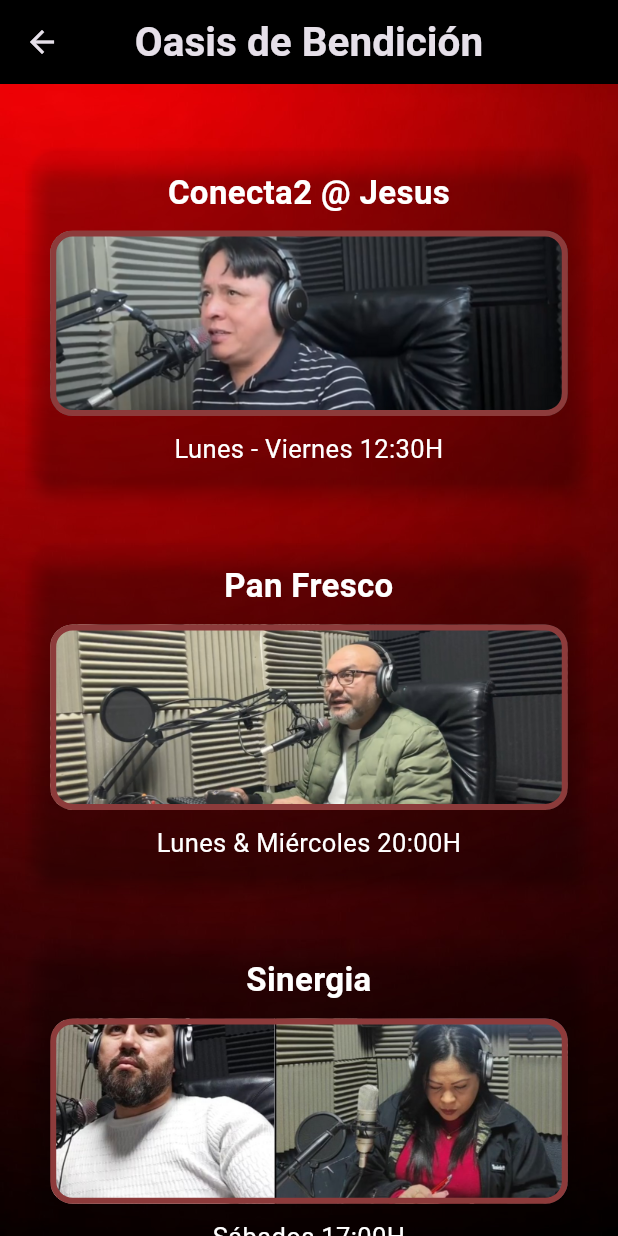
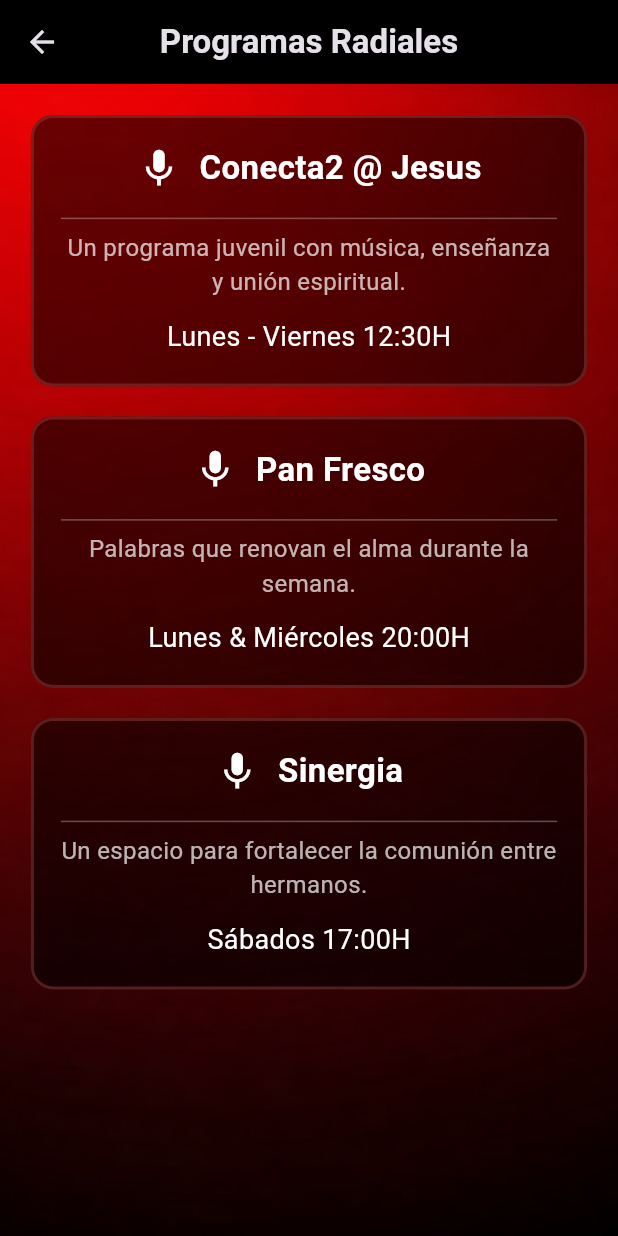
Before and after one commit to madaipsantos/oasis-de-bendicion-app-android, a Flutter app: the RadioProgramsScreen screen opened by its route, on a phone screen of 412 x 824 dp. Run offline on Flutter 3.47's test engine with Material 3 defaults, Android fonts, the phone set to English and light mode, and no system bars; our stand-ins replace audio_service, just_audio, material_design_icons_flutter, package_info_plus, permission_handler, youtube_player_flutter; missing offline and left inert: audio_session, disable_battery_optimizations_latest; network calls fail.

Commit message:
style: atyle App

```diff
--- a/lib/presentation/screens/church_contacts_screen.dart
+++ b/lib/presentation/screens/church_contacts_screen.dart
@@ -9,6 +9,7 @@ const Color kCardColor = Color.fromARGB(255, 141, 59, 59); // Cor principal
 const Color kButtonColor = Colors.red;
 const double kScreenPadding = 20.0;
 const double kCardBorderRadius = 10.0; // Mantendo o valor do layout base (10.0)
+const double kAppBarFontSize = 24.0; // Reducido para que sea igual al tamaño por defecto
 const String kPhoneUrl = "tel:+34614126301";
 
 /// Tela dedicada aos Contatos e Redes Sociais da Igreja.
@@ -22,11 +23,8 @@ class ContactScreen extends StatelessWidget {
     return Scaffold(
       appBar: AppBar(
         title: const Text(
-          "Contato e Redes",
-          style: TextStyle(
-            fontWeight: FontWeight.bold,
-            color: Colors.white,
-          ),
+          "Contato e Redes (Iglesia)",
+          style: TextStyle(fontWeight: FontWeight.bold),
         ),
         backgroundColor: Colors.black,
         elevation: 0,
--- a/lib/presentation/screens/radio_contacts_screen.dart
+++ b/lib/presentation/screens/radio_contacts_screen.dart
@@ -22,7 +22,7 @@ class ContactsRadioScreen extends StatelessWidget {
     return Scaffold(
       appBar: AppBar(
         title: const Text(
-          "Contato e Redes",
+          "Contato e Redes (Radio)",
           style: TextStyle(
             fontWeight: FontWeight.bold,
             color: Colors.white,
--- a/lib/presentation/screens/radio_main_screen.dart
+++ b/lib/presentation/screens/radio_main_screen.dart
@@ -83,7 +83,7 @@ class _RadioMainScreenState extends State<RadioMainScreen>
         title: "Programas Radiales",
         icon: Icons.calendar_month,
         onTap: () {
-          Navigator.pushNamed(context, AppRouter.services);
+          Navigator.pushNamed(context, AppRouter.radioPrograms);
         },
       ),
       RadioAction(
@@ -283,7 +283,6 @@ class _RadioMainScreenState extends State<RadioMainScreen>
               image: DecorationImage(
                 image: AssetImage(kRadioBackgroundImage),
                 fit: BoxFit.cover,
-                colorFilter: ColorFilter.mode(Colors.black54, BlendMode.darken),
               ),
             ),
           ),
@@ -415,7 +414,7 @@ class _RadioMainScreenState extends State<RadioMainScreen>
                   color: provider.isPlaying
                     ? Color.lerp(
                         Colors.redAccent,              // Color principal de la app
-                        const Color.fromARGB(255, 141, 59, 59), // kBorderColor de la app
+                        const Color.fromARGB(255, 239, 139, 139), // kBorderColor de la app
                         _pulseAnimation.value,
                       )
                     : Colors.redAccent, // Color normal cuando está parado
@@ -423,7 +422,7 @@ class _RadioMainScreenState extends State<RadioMainScreen>
               );
             },
           ),
-          const SizedBox(height: 10),
+          const SizedBox(height: 5),
           const Text(
             'Reproduciendo:',
             style: TextStyle(fontSize: 16.0, fontWeight: FontWeight.bold, color: Colors.white),
@@ -440,8 +439,8 @@ class _RadioMainScreenState extends State<RadioMainScreen>
                     begin: Alignment.topLeft,
                     end: Alignment.bottomRight,
                     colors: [
-                      Colors.black.withOpacity(0.7),
-                      Colors.black.withOpacity(0.5),
+                      Colors.black.withOpacity(0.10),
+                      Colors.black.withOpacity(0.10),
                     ],
                   ),
                   borderRadius: BorderRadius.circular(kCardRadius),
--- a/lib/presentation/screens/radio_programs_screen.dart
+++ b/lib/presentation/screens/radio_programs_screen.dart
@@ -1,15 +1,9 @@
 import 'package:flutter/material.dart';
 
-// Constants
 const double kCardRadius = 15.0;
-const double kCardBorder = 4.0;
-const double kAppBarFontSize = 27.0;
-const double kTitleFontSize = 22.0;
-const double kTextFontSize = 17.0;
-const double kTimeFontSize = 17.0;
+const double kAppBarFontSize = 24.0;
 const Color kBorderColor = Color.fromARGB(255, 141, 59, 59);
 
-/// Screen that displays the main radio programs and their schedules.
 class RadioProgramsScreen extends StatefulWidget {
   const RadioProgramsScreen({super.key});
 
@@ -20,149 +14,107 @@ class RadioProgramsScreen extends StatefulWidget {
 class _RadioProgramsScreenState extends State<RadioProgramsScreen> {
   @override
   Widget build(BuildContext context) {
-    final double screenWidth = MediaQuery.of(context).size.width;
-    final double screenHeight = MediaQuery.of(context).size.height;
-    final double cardTop = screenHeight * 0.03;
-    final double cardSide = screenWidth * 0.04;
-    final double cardHeight = screenHeight * 0.15;
-    final double textWidth = screenWidth * 0.90;
+    final width = MediaQuery.of(context).size.width;
 
     return Scaffold(
-      backgroundColor: Colors.grey[200],
       appBar: AppBar(
         title: const Text(
-          "Oasis de Bendición",
-          style: TextStyle(fontSize: kAppBarFontSize, fontWeight: FontWeight.bold),
+          "Programas Radiales",
+          style: TextStyle(fontWeight: FontWeight.bold),
         ),
         backgroundColor: Colors.black,
+        centerTitle: true,
         elevation: 0,
-        centerTitle: true,
       ),
+
       body: Stack(
         children: [
-          // Background image
           Container(
             decoration: const BoxDecoration(
               image: DecorationImage(
-                image: AssetImage('assets/back.jpg'),
+                image: AssetImage("assets/back.jpg"),
                 fit: BoxFit.cover,
               ),
             ),
           ),
-          // Scrollable content with radio program cards
-          Positioned(
-            top: cardTop,
-            left: cardSide,
-            right: cardSide,
-            bottom: 0,
+
+          Padding(
+            padding: EdgeInsets.all(width * 0.05),
             child: SingleChildScrollView(
               child: Column(
                 children: [
                   _buildProgramCard(
                     title: "Conecta2 @ Jesus",
-                    imagePath: "assets/conectados.png",
+                    description: "Un programa juvenil con música, enseñanza y unión espiritual.",
                     time: "Lunes - Viernes 12:30H",
-                    cardHeight: cardHeight,
-                    textWidth: textWidth,
                   ),
                   _buildProgramCard(
                     title: "Pan Fresco",
-                    imagePath: "assets/panFresco.jpg",
+                    description: "Palabras que renovan el alma durante la semana.",
                     time: "Lunes & Miércoles 20:00H",
-                    cardHeight: cardHeight,
-                    textWidth: textWidth,
                   ),
                   _buildProgramCard(
                     title: "Sinergia",
-                    imagePath: "assets/synergia.jpg",
+                    description: "Un espacio para fortalecer la comunión entre hermanos.",
                     time: "Sábados 17:00H",
-                    cardHeight: cardHeight,
-                    textWidth: textWidth,
                   ),
-                  const SizedBox(height: 20),
                 ],
               ),
             ),
+          )
+        ],
+      ),
+    );
+  }
+
+  Widget _buildProgramCard({
+    required String title,
+    required String time,
+    required String description,
+  }) {
+    return Container(
+      padding: const EdgeInsets.all(18),
+      margin: const EdgeInsets.only(bottom: 20),
+      decoration: BoxDecoration(
+        color: Colors.black.withOpacity(0.55),
+        borderRadius: BorderRadius.circular(kCardRadius),
+        border: Border.all(color: kBorderColor.withOpacity(0.5), width: 2),
+      ),
+      child: Column(
+        children: [
+          Row(
+            mainAxisAlignment: MainAxisAlignment.center,
+            children: [
+              const Icon(Icons.mic, color: Colors.white, size: 30),
+              const SizedBox(width: 12),
+              Text(
+                title,
+                style: const TextStyle(
+                  color: Colors.white,
+                  fontSize: 22,
+                  fontWeight: FontWeight.bold,
+                ),
+              ),
+            ],
+          ),
+
+          const SizedBox(height: 10),
+          Divider(color: Colors.white.withOpacity(0.3)),
+
+          Text(
+            description,
+            style: const TextStyle(color: Colors.white70, fontSize: 16),
+            textAlign: TextAlign.center,
+          ),
+
+          const SizedBox(height: 12),
+
+          Text(
+            time,
+            style: const TextStyle(color: Colors.white, fontSize: 18),
           ),
         ],
       ),
     );
   }
-
-  /// Builds a card for each radio program, displaying title, image, and time.
-  Widget _buildProgramCard({
-    required String title,
-    required String imagePath,
-    String? description,
-    required String time,
-    required double cardHeight,
-    required double textWidth,
-  }) {
-    return Card(
-      color: Colors.black.withOpacity(0.01),
-      shape: RoundedRectangleBorder(
-        borderRadius: BorderRadius.circular(kCardRadius),
-      ),
-      margin: const EdgeInsets.symmetric(vertical: 20, horizontal: 5),
-      elevation: 5,
-      child: Padding(
-        padding: const EdgeInsets.all(12.0),
-        child: Column(
-          children: [
-            Center(
-              child: Text(
-                title,
-                style: const TextStyle(
-                  fontSize: kTitleFontSize,
-                  color: Colors.white,
-                  fontWeight: FontWeight.bold,
-                ),
-                textAlign: TextAlign.center,
-              ),
-            ),
-            const SizedBox(height: 10),
-            Container(
-              width: double.infinity,
-              height: cardHeight,
-              decoration: BoxDecoration(
-                borderRadius: BorderRadius.circular(kCardRadius),
-                border: Border.all(
-                  color: kBorderColor,
-                  width: kCardBorder,
-                ),
-                image: DecorationImage(
-                  image: AssetImage(imagePath),
-                  fit: BoxFit.cover,
-                ),
-              ),
-            ),
-            if (description != null) ...[
-              const SizedBox(height: 10),
-              SizedBox(
-                width: textWidth,
-                child: Text(
-                  description,
-                  style: const TextStyle(fontSize: kTextFontSize, color: Colors.white),
-                  textAlign: TextAlign.center,
-                  softWrap: true,
-                ),
-              ),
-            ],
-            const SizedBox(height: 10),
-            Center(
-              child: Text(
-                time,
-                style: const TextStyle(
-                  fontSize: kTimeFontSize,
-                  color: Colors.white,
-                  fontWeight: FontWeight.normal,
-                ),
-                textAlign: TextAlign.center,
-              ),
-            ),
-          ],
-        ),
-      ),
-    );
-  }
 }
```
